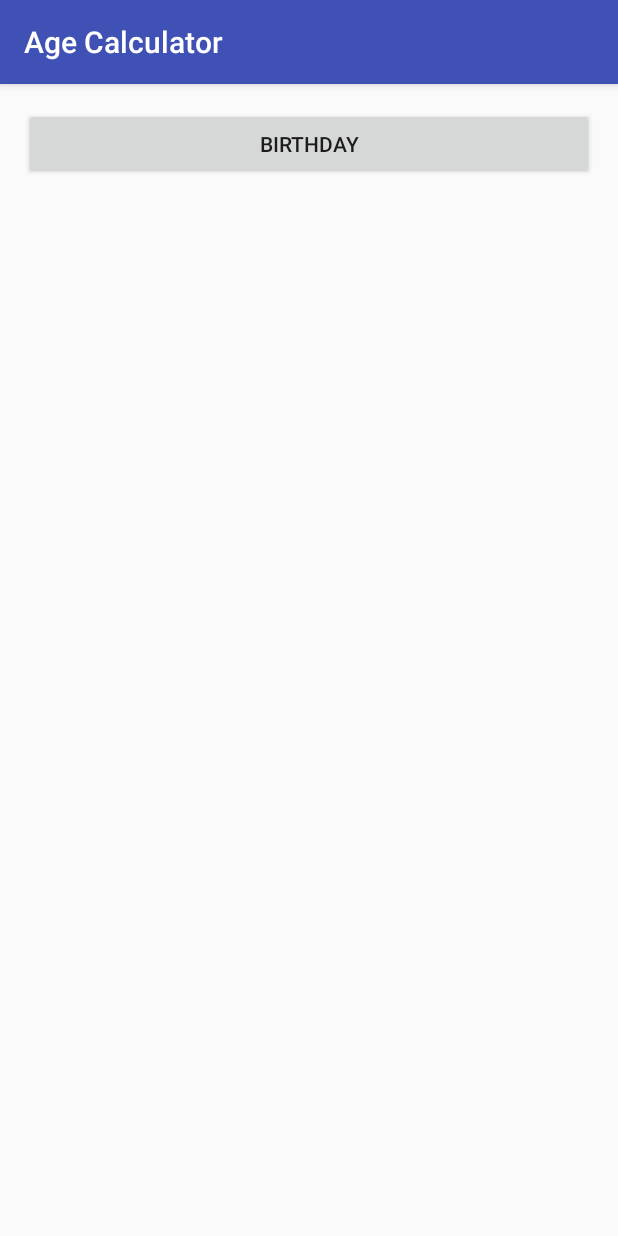
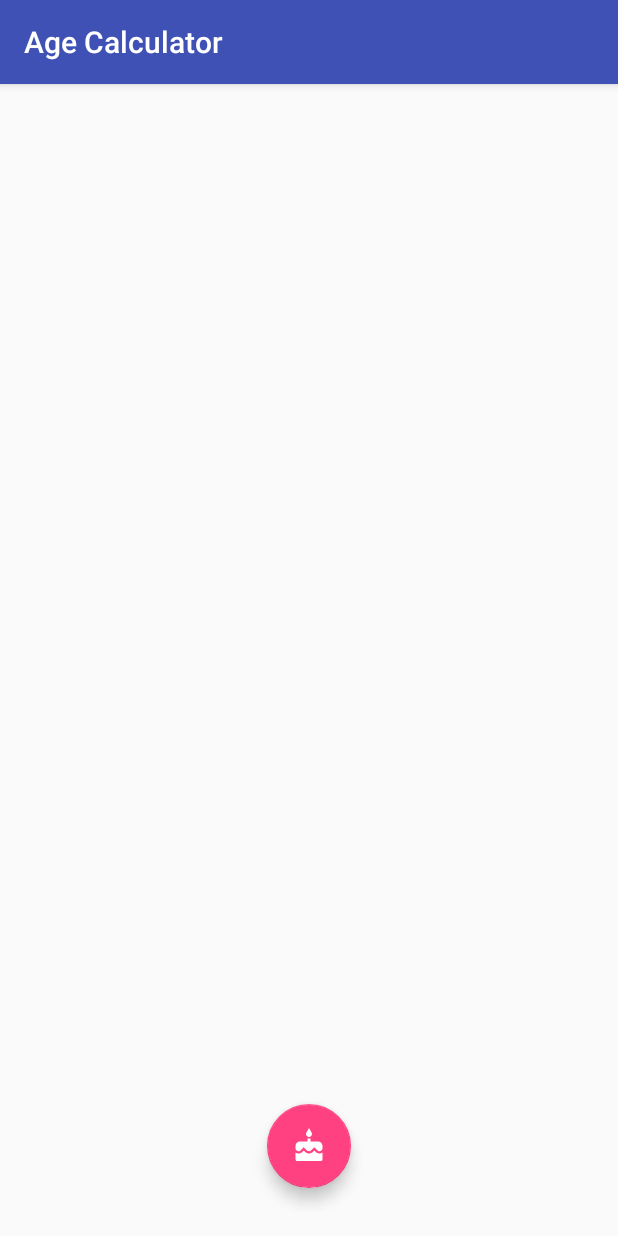
Before and after one commit to kvizcarra/age-calculator, an Android app: the screen it shows after launch (MainActivity), on a phone screen of 412 x 824 dp. Run offline under Robolectric (Android 15) with nearby library versions, the phone set to English and light mode, and no system bars; our stand-ins replace ButterKnife; libraries missing offline, so code that uses them is left out: com.jakewharton.threetenabp; 2 statements that could not run were skipped.

Commit message:
Add FAB for birthday

```diff
--- a/app/build.gradle
+++ b/app/build.gradle
@@ -10,6 +10,7 @@
         versionCode 1
         versionName "1.0"
         testInstrumentationRunner "android.support.test.runner.AndroidJUnitRunner"
+        vectorDrawables.useSupportLibrary = true
     }
     buildTypes {
         release {
@@ -24,8 +25,11 @@
     androidTestCompile('com.android.support.test.espresso:espresso-core:2.2.2', {
         exclude group: 'com.android.support', module: 'support-annotations'
     })
+    testCompile 'junit:junit:4.12'
+
+    /* Google */
     compile 'com.android.support:appcompat-v7:25.1.0'
-    testCompile 'junit:junit:4.12'
+    compile 'com.android.support:design:25.1.0'
 
     /* Tools */
     compile 'com.jakewharton:butterknife:8.4.0'
--- a/app/src/main/java/com/kevin/agecalculator/MainActivity.java
+++ b/app/src/main/java/com/kevin/agecalculator/MainActivity.java
@@ -1,10 +1,12 @@
 package com.kevin.agecalculator;
 
     import android.app.DatePickerDialog;
+    import android.support.design.widget.FloatingActionButton;
     import android.support.v7.app.AppCompatActivity;
     import android.os.Bundle;
     import android.util.Log;
     import android.view.View;
+    import android.view.ViewGroup;
     import android.widget.Button;
     import android.widget.DatePicker;
     import android.widget.RelativeLayout;
@@ -26,11 +28,12 @@
     import icepick.State;
 
 public class MainActivity extends AppCompatActivity implements DatePickerDialog.OnDateSetListener {
-    @BindView(R.id.button_birthday) Button buttonBirthday;
-    @BindView(R.id.text_view_container) RelativeLayout container;
+    @BindView(R.id.text_view_container) ViewGroup container;
+    @BindView(R.id.text_view_birthday) TextView textViewBirthday;
     @BindView(R.id.text_view_years) TextView textViewYears;
     @BindView(R.id.text_view_months) TextView textViewMonths;
     @BindView(R.id.text_view_days) TextView textViewDays;
+    @BindView(R.id.fab_birthday) FloatingActionButton fabBirthday;
 
     @State LocalDate birthday;
     @State LocalDate now;
@@ -54,8 +57,8 @@
     private void calculateAge(LocalDate birthday) {
         this.birthday = birthday;
 
-        // Set button text
-        buttonBirthday.setText(birthday.format(DateTimeFormatter.ofPattern("MMMM d, yyyy")));
+        // Set birthday text
+        textViewBirthday.setText(birthday.format(DateTimeFormatter.ofPattern("MMMM d, yyyy")));
 
         // Set years, months, days text
         Period period = Period.between(birthday, now);
@@ -73,8 +76,8 @@
         Icepick.saveInstanceState(this, outState);
     }
 
-    @OnClick(R.id.button_birthday)
-    void onClick() {
+    @OnClick(R.id.fab_birthday)
+    void onFABClick() {
         // Use the current date as the default date in the picker
         LocalDate date = birthday != null ? birthday : now;
 
--- /dev/null
+++ b/app/src/main/res/drawable/ic_cake_black_24dp.xml
@@ -0,0 +1,9 @@
+<vector xmlns:android="http://schemas.android.com/apk/res/android"
+        android:width="24dp"
+        android:height="24dp"
+        android:viewportWidth="24.0"
+        android:viewportHeight="24.0">
+    <path
+        android:fillColor="#FF000000"
+        android:pathData="M12,6c1.11,0 2,-0.9 2,-2 0,-0.38 -0.1,-0.73 -0.29,-1.03L12,0l-1.71,2.97c-0.19,0.3 -0.29,0.65 -0.29,1.03 0,1.1 0.9,2 2,2zM16.6,15.99l-1.07,-1.07 -1.08,1.07c-1.3,1.3 -3.58,1.31 -4.89,0l-1.07,-1.07 -1.09,1.07C6.75,16.64 5.88,17 4.96,17c-0.73,0 -1.4,-0.23 -1.96,-0.61L3,21c0,0.55 0.45,1 1,1h16c0.55,0 1,-0.45 1,-1v-4.61c-0.56,0.38 -1.23,0.61 -1.96,0.61 -0.92,0 -1.79,-0.36 -2.44,-1.01zM18,9h-5L13,7h-2v2L6,9c-1.66,0 -3,1.34 -3,3v1.54c0,1.08 0.88,1.96 1.96,1.96 0.52,0 1.02,-0.2 1.38,-0.57l2.14,-2.13 2.13,2.13c0.74,0.74 2.03,0.74 2.77,0l2.14,-2.13 2.13,2.13c0.37,0.37 0.86,0.57 1.38,0.57 1.08,0 1.96,-0.88 1.96,-1.96L20.99,12C21,10.34 19.66,9 18,9z"/>
+</vector>
--- a/app/src/main/res/layout/activity_main.xml
+++ b/app/src/main/res/layout/activity_main.xml
@@ -1,5 +1,6 @@
 <?xml version="1.0" encoding="utf-8"?>
 <RelativeLayout xmlns:android="http://schemas.android.com/apk/res/android"
+    xmlns:app="http://schemas.android.com/apk/res-auto"
     xmlns:tools="http://schemas.android.com/tools"
     android:id="@+id/activity_main"
     android:layout_width="match_parent"
@@ -10,38 +11,37 @@
     android:paddingTop="@dimen/activity_vertical_margin"
     tools:context="com.kevin.agecalculator.MainActivity">
 
-    <Button
-        android:text="@string/birthday"
-        android:layout_width="match_parent"
-        android:layout_height="wrap_content"
-        android:layout_alignParentTop="true"
-        android:layout_centerHorizontal="true"
-        android:id="@+id/button_birthday" />
-
     <RelativeLayout
         android:id="@+id/text_view_container"
         android:layout_width="match_parent"
         android:layout_height="match_parent"
-        android:layout_marginTop="34dp"
-        android:layout_below="@+id/button_birthday"
         android:visibility="invisible"
         tools:visibility="visible">
         <TextView
             android:layout_width="wrap_content"
             android:layout_height="wrap_content"
+            android:id="@+id/text_view_birthday"
+            android:layout_alignParentStart="true"
+            tools:text="May 28, 1992"/>
+
+        <TextView
+            android:layout_width="wrap_content"
+            android:layout_height="wrap_content"
             android:id="@+id/text_view_years"
             android:layout_alignParentStart="true"
+            android:layout_below="@id/text_view_birthday"
+            android:layout_marginTop="8dp"
             tools:text="24"
             android:textAppearance="@android:style/TextAppearance.DeviceDefault.Large" />
 
         <TextView
-            android:text="years"
+            android:text="@string/years"
             android:layout_width="wrap_content"
             android:layout_height="wrap_content"
             android:textAppearance="@android:style/TextAppearance.DeviceDefault.Medium"
-            android:layout_alignBaseline="@+id/text_view_years"
-            android:layout_alignBottom="@+id/text_view_years"
-            android:layout_toEndOf="@+id/text_view_years"
+            android:layout_alignBaseline="@id/text_view_years"
+            android:layout_alignBottom="@id/text_view_years"
+            android:layout_toEndOf="@id/text_view_years"
             android:layout_marginStart="4dp"
             android:id="@+id/text_view_years_label" />
 
@@ -50,19 +50,19 @@
             android:layout_height="wrap_content"
             android:layout_marginTop="12dp"
             android:id="@+id/text_view_months"
-            android:layout_below="@+id/text_view_years"
+            android:layout_below="@id/text_view_years"
             android:layout_alignParentStart="true"
             tools:text="8"
             android:textAppearance="@android:style/TextAppearance.DeviceDefault.Large" />
 
         <TextView
-            android:text="months"
+            android:text="@string/months"
             android:layout_width="wrap_content"
             android:layout_height="wrap_content"
             android:textAppearance="@android:style/TextAppearance.DeviceDefault.Medium"
-            android:layout_alignBaseline="@+id/text_view_months"
-            android:layout_alignBottom="@+id/text_view_months"
-            android:layout_toEndOf="@+id/text_view_months"
+            android:layout_alignBaseline="@id/text_view_months"
+            android:layout_alignBottom="@id/text_view_months"
+            android:layout_toEndOf="@id/text_view_months"
             android:layout_marginStart="4dp"
             android:id="@+id/text_view_months_label" />
 
@@ -71,20 +71,32 @@
             android:layout_height="wrap_content"
             android:layout_marginTop="12dp"
             android:id="@+id/text_view_days"
-            android:layout_below="@+id/text_view_months"
+            android:layout_below="@id/text_view_months"
             android:layout_alignParentStart="true"
             tools:text="9"
             android:textAppearance="@android:style/TextAppearance.DeviceDefault.Large" />
 
         <TextView
-            android:text="days"
+            android:text="@string/days"
             android:layout_width="wrap_content"
             android:layout_height="wrap_content"
             android:textAppearance="@android:style/TextAppearance.DeviceDefault.Medium"
-            android:layout_alignBaseline="@+id/text_view_days"
-            android:layout_alignBottom="@+id/text_view_days"
-            android:layout_toEndOf="@+id/text_view_days"
+            android:layout_alignBaseline="@id/text_view_days"
+            android:layout_alignBottom="@id/text_view_days"
+            android:layout_toEndOf="@id/text_view_days"
             android:layout_marginStart="4dp"
             android:id="@+id/text_view_days_label" />
     </RelativeLayout>
+
+    <android.support.design.widget.FloatingActionButton
+        android:layout_width="wrap_content"
+        android:layout_height="wrap_content"
+        android:clickable="true"
+        app:fabSize="normal"
+        app:srcCompat="@drawable/ic_cake_black_24dp"
+        android:layout_alignParentBottom="true"
+        android:layout_centerHorizontal="true"
+        android:layout_marginBottom="16dp"
+        android:id="@+id/fab_birthday"
+        android:tint="@android:color/white" />
 </RelativeLayout>
--- a/app/src/main/res/values/strings.xml
+++ b/app/src/main/res/values/strings.xml
@@ -2,4 +2,7 @@
     <string name="app_name">Age Calculator</string>
     <string name="birthday">Birthday</string>
     <string name="button_clicked">Button clicked!</string>
+    <string name="years">years</string>
+    <string name="months">months</string>
+    <string name="days">days</string>
 </resources>
```
